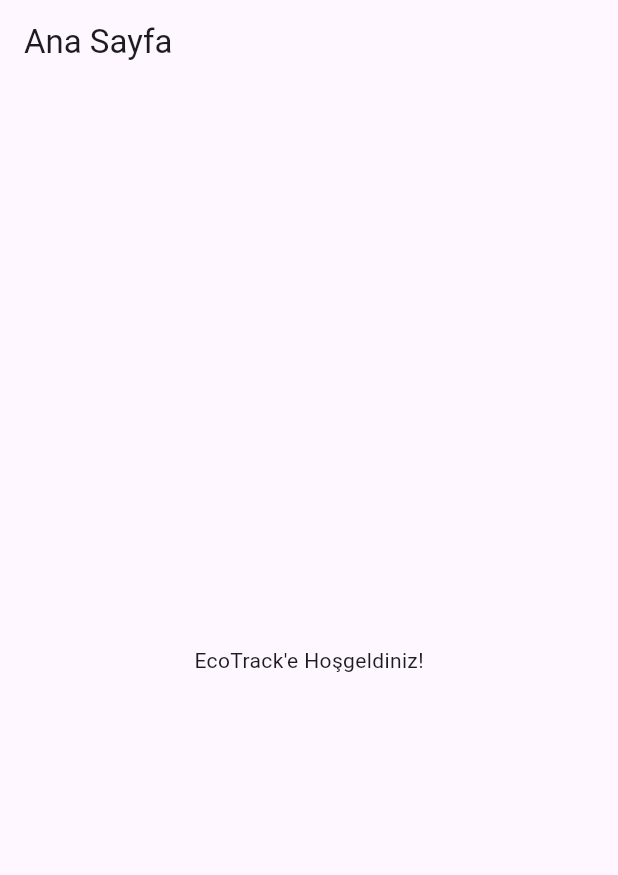
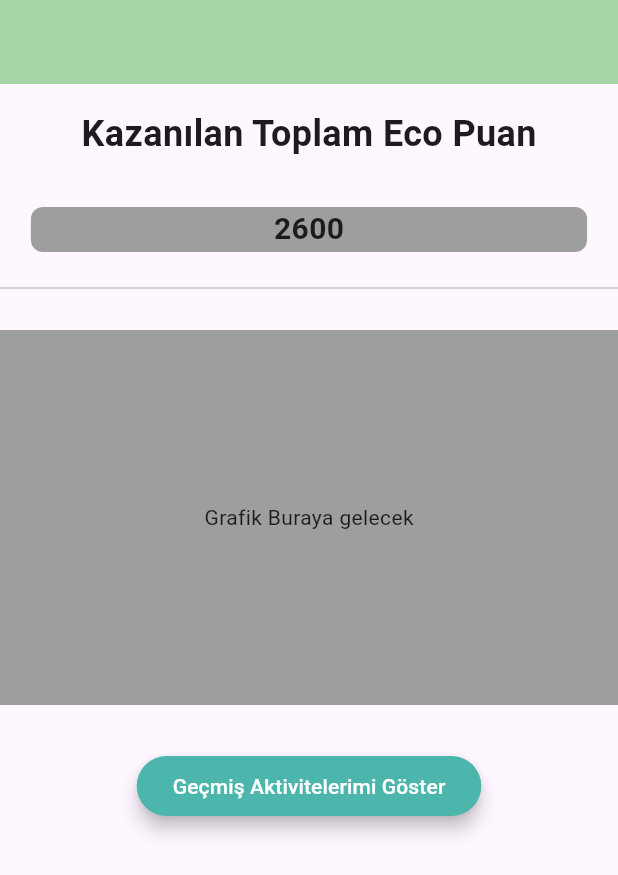
Before and after one commit to mehmetakifkucukkaya/EcoTrack_OUA, a Flutter app: the HomePage screen opened directly, on a phone screen of 412 x 824 dp. Shown: the top 875 px of the screen. Run offline on Flutter 3.47's test engine with Material 3 defaults, Android fonts, the phone set to English and light mode, and no system bars; our stand-ins replace convex_bottom_bar, firebase_auth, firebase_core; accounts and stored records are empty.

Commit message:
Created HomePage

```diff
--- a/analysis_options.yaml
+++ b/analysis_options.yaml
@@ -7,6 +7,11 @@
 
 # The following line activates a set of recommended lints for Flutter apps,
 # packages, and plugins designed to encourage good coding practices.
+analyzer:
+  errors:
+    library_private_types_in_public_api: ignore
+    unused_local_variable: ignore
+    use_build_context_synchronously: ignore
 include: package:flutter_lints/flutter.yaml
 
 linter:
--- a/lib/main.dart
+++ b/lib/main.dart
@@ -1,6 +1,7 @@
-import 'package:eco_track/views/login_page.dart';
 import 'package:firebase_core/firebase_core.dart';
 import 'package:flutter/material.dart';
+
+import 'views/home_view.dart';
 
 Future<void> main() async {
   WidgetsFlutterBinding.ensureInitialized();
@@ -28,7 +29,7 @@ class MyApp extends StatelessWidget {
         useMaterial3: true,
       ),
       routes: {
-        '/': (context) => LoginPage(),
+        '/': (context) => const HomeView(),
       },
     );
   }
--- /dev/null
+++ b/lib/views/home_page.dart
@@ -0,0 +1,68 @@
+import 'package:flutter/material.dart';
+
+class HomePage extends StatelessWidget {
+  const HomePage({super.key});
+
+  @override
+  Widget build(BuildContext context) {
+    return Scaffold(
+      appBar: AppBar(
+        backgroundColor: Colors.green[200],
+      ),
+      body: SingleChildScrollView(
+        child: Column(
+          mainAxisAlignment: MainAxisAlignment.center,
+          crossAxisAlignment: CrossAxisAlignment.center,
+          children: [
+            const Padding(
+              padding: EdgeInsets.all(16.0),
+              child: Text('Kazanılan Toplam Eco Puan',
+                  style: TextStyle(
+                      fontSize: 24, fontWeight: FontWeight.bold)),
+            ),
+            Padding(
+              padding: const EdgeInsets.all(16.0),
+              child: Container(
+                width: MediaQuery.of(context).size.width * 0.9,
+                height: 30,
+                decoration: BoxDecoration(
+                  color: Colors.grey[500],
+                  borderRadius: BorderRadius.circular(8.0),
+                ),
+                child: const Center(
+                  child: Text(
+                    '2600', //TODO: Eco puanı Veri Tabanından gelecek
+                    style: TextStyle(
+                        fontSize: 20, fontWeight: FontWeight.w600),
+                  ),
+                ),
+              ),
+            ),
+            const Divider(),
+            Container(
+              margin: const EdgeInsets.only(top: 20.0),
+              height: 250,
+              color: Colors.grey,
+              child: const Center(child: Text("Grafik Buraya gelecek")),
+            ),
+            const SizedBox(
+              height: 30,
+            ),
+            ElevatedButton(
+              onPressed: () {},
+              style: ElevatedButton.styleFrom(
+                elevation: 5,
+                backgroundColor: Colors.teal[300],
+                foregroundColor: Colors.white,
+                shape: RoundedRectangleBorder(
+                  borderRadius: BorderRadius.circular(32.0),
+                ),
+              ),
+              child: const Text("Geçmiş Aktivitelerimi Göster"),
+            ),
+          ],
+        ),
+      ),
+    );
+  }
+}
--- a/lib/views/login_page.dart
+++ b/lib/views/login_page.dart
@@ -1,3 +1,4 @@
+import 'package:eco_track/views/home_view.dart';
 import 'package:firebase_auth/firebase_auth.dart';
 import 'package:flutter/material.dart';
 
@@ -32,7 +33,7 @@ class _LoginPageState extends State<LoginPage> {
         );
         Navigator.pushReplacement(
           context,
-          MaterialPageRoute(builder: (context) => const HomePage()),
+          MaterialPageRoute(builder: (context) => const HomeView()),
         );
       } on FirebaseAuthException catch (e) {
         String errorMessage;
@@ -124,7 +125,7 @@ class _LoginPageState extends State<LoginPage> {
                     Navigator.push(
                       context,
                       MaterialPageRoute(
-                          builder: (context) => RegisterPage()),
+                          builder: (context) => const RegisterPage()),
                     );
                   },
                   child: Text(
@@ -160,19 +161,3 @@ class _LoginPageState extends State<LoginPage> {
     );
   }
 }
-
-class HomePage extends StatelessWidget {
-  const HomePage({super.key});
-
-  @override
-  Widget build(BuildContext context) {
-    return Scaffold(
-      appBar: AppBar(
-        title: const Text('Ana Sayfa'),
-      ),
-      body: const Center(
-        child: Text('EcoTrack\'e Hoşgeldiniz!'),
-      ),
-    );
-  }
-}
--- a/lib/views/register_page.dart
+++ b/lib/views/register_page.dart
@@ -1,3 +1,4 @@
+import 'package:eco_track/views/login_page.dart';
 import 'package:firebase_auth/firebase_auth.dart';
 import 'package:flutter/material.dart';
 
@@ -30,7 +31,7 @@ class _RegisterPageState extends State<RegisterPage> {
         );
         Navigator.pushReplacement(
           context,
-          MaterialPageRoute(builder: (context) => const HomePage()),
+          MaterialPageRoute(builder: (context) => const LoginPage()),
         );
       } on FirebaseAuthException catch (e) {
         String errorMessage;
@@ -150,19 +151,3 @@ class _RegisterPageState extends State<RegisterPage> {
     );
   }
 }
-
-class HomePage extends StatelessWidget {
-  const HomePage({super.key});
-
-  @override
-  Widget build(BuildContext context) {
-    return Scaffold(
-      appBar: AppBar(
-        title: const Text('Ana Sayfa'),
-      ),
-      body: const Center(
-        child: Text('EcoTrack\'e Hoşgeldiniz!'),
-      ),
-    );
-  }
-}
--- a/pubspec.yaml
+++ b/pubspec.yaml
@@ -38,6 +38,7 @@ dependencies:
   # Database
   firebase_core: ^3.1.1
   firebase_auth: ^5.1.1
+  convex_bottom_bar: ^3.2.0
 
 dev_dependencies:
   flutter_test:
```
Also changed, not shown: lib/views/home_view.dart (added, +45 -0 lines), pubspec.lock.
